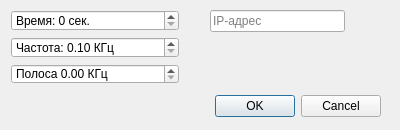
First picture: the form in radio/optionsDialog.ui, repository cyril-orlov/radio, before the edit.
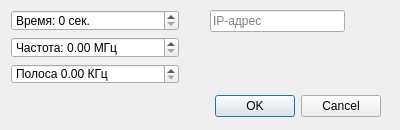
Second picture: the form after the edit.

Commit message: made main plot derived from QwtPlot instead of being one, for synchronization and future features; splitted DataHelper into header/code; implemented worker for FFT; some ui tweaks; named workers for debug purposes; made debug log more verbose; added FFT window size option - not displayed in ui; fixed potential memory leaks - added/updated destructors in Receiver, FFTransformer; fixed workers not exiting in some cases.

Patch:
```diff
--- a/radio/optionsDialog.ui
+++ b/radio/optionsDialog.ui
@@ -73,13 +73,13 @@
        <string>Частота: </string>
       </property>
       <property name="suffix">
-       <string> КГц</string>
+       <string> МГц</string>
       </property>
       <property name="minimum">
-       <double>0.100000000000000</double>
+       <double>0.000000000000000</double>
       </property>
       <property name="maximum">
-       <double>100000000.000000000000000</double>
+       <double>10000.000000000000000</double>
       </property>
      </widget>
     </item>
```
The commit also changes 22 other files.
